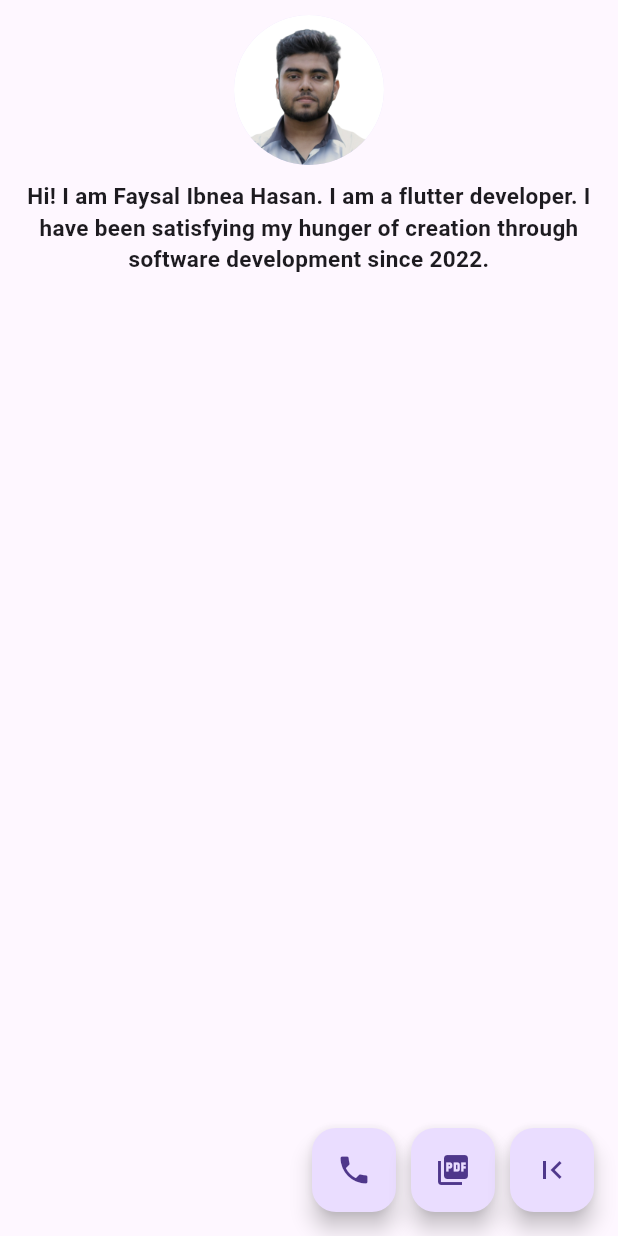
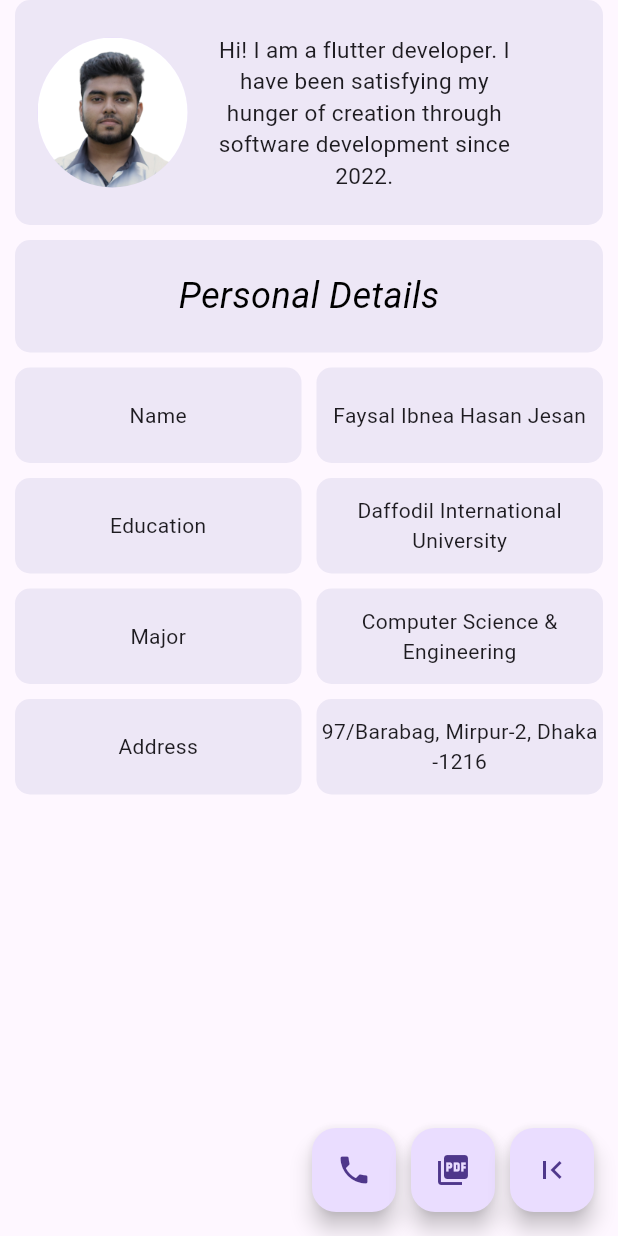
Before and after one commit to Faysal-Ibnea-Hasan/Portfolio_app, a Flutter app: the HomePage screen opened directly, on a phone screen of 412 x 824 dp. Run offline on Flutter 3.47's test engine with Material 3 defaults, Android fonts, the light colour scheme and no system bars; our stand-ins replace font_awesome_flutter, shared_preferences, smooth_page_indicator, timelines; missing offline and left inert: pdfx; accounts and stored records are empty.

Commit message:
home page updated

```diff
--- a/lib/widgets/home_page.dart
+++ b/lib/widgets/home_page.dart
@@ -24,26 +24,187 @@ class HomePage extends StatelessWidget {
       body: Center(
         child: Column(
           children: [
+            Center(
+              child: Container(
+                decoration: BoxDecoration(
+                  color: Colors.deepPurple[50],
+                  borderRadius: BorderRadius.circular(
+                    10,
+                  ),
+                ),
+                margin: const EdgeInsets.only(right: 10, left: 10),
+                child: Row(
+                  children: [
                     const Padding(
-              padding: EdgeInsets.only(top: 10),
+                      padding: EdgeInsets.only(right: 15.0, left: 15.0),
+                      child: CircleAvatar(
+                        backgroundImage:
+                            AssetImage("lib/assets/images/Cv_pic.png"),
+                        radius: 50,
                       ),
-            const CircleAvatar(
-              backgroundImage: AssetImage("lib/assets/images/Cv_pic.png"),
-              radius: 50,
-
                     ),
                     Container(
-              margin: const EdgeInsets.only(top: 10),
-              height: 100,
+                      alignment: Alignment.center,
+                      height: 150,
+                      width: MediaQuery.of(context).size.width * 0.5,
                       child: const Text(
-                "Hi! I am Faysal Ibnea Hasan. I am a flutter developer. I have been satisfying my hunger of creation through software development since 2022.",
+                        "Hi! I am a flutter developer. I have been satisfying my hunger of creation through software development since 2022.",
                         textAlign: TextAlign.center,
                         style: TextStyle(
                           fontSize: 15,
-                  fontWeight: FontWeight.bold,
+                          fontWeight: FontWeight.normal,
                         ),
                       ),
                     ),
+                  ],
+                ),
+              ),
+            ),
+            Container(
+              decoration: BoxDecoration(
+                color: Colors.deepPurple[50],
+                borderRadius: BorderRadius.circular(
+                  10,
+                ),
+              ),
+              height: 75,
+              margin: const EdgeInsets.all(10),
+              child: const Center(
+                child: Text(
+                  'Personal Details',
+                  style: TextStyle(
+                      color: Colors.black,
+                      fontSize: 24,
+                      fontStyle: FontStyle.italic),
+                ),
+              ),
+            ),
+            GridView.count(
+              crossAxisSpacing: 10,
+              mainAxisSpacing: 10,
+              padding: const EdgeInsets.only(
+                left: 10,
+                right: 10,
+              ),
+              childAspectRatio: 3,
+              crossAxisCount: 2,
+              scrollDirection: Axis.vertical,
+              shrinkWrap: true,
+              children: <Widget>[
+                Container(
+                  decoration: BoxDecoration(
+                    color: Colors.deepPurple[50],
+                    borderRadius: BorderRadius.circular(
+                      10,
+                    ),
+                  ),
+                  child: const Center(
+                    child: Text(
+                      'Name',
+                      textAlign: TextAlign.center,
+                    ),
+                  ),
+                ),
+                Container(
+                  decoration: BoxDecoration(
+                    color: Colors.deepPurple[50],
+                    borderRadius: BorderRadius.circular(
+                      10,
+                    ),
+                  ),
+                  child: const Center(
+                    child:  Text(
+                      'Faysal Ibnea Hasan Jesan',
+                      textAlign: TextAlign.center,
+                    ),
+                  ),
+                ),
+                Container(
+                  decoration: BoxDecoration(
+                    color: Colors.deepPurple[50],
+                    borderRadius: BorderRadius.circular(
+                      10,
+                    ),
+                  ),
+                  child: const Center(
+                    child: Text(
+                      'Education',
+                      textAlign: TextAlign.center,
+                    ),
+                  ),
+                ),
+                Container(
+                  decoration: BoxDecoration(
+                    color: Colors.deepPurple[50],
+                    borderRadius: BorderRadius.circular(
+                      10,
+                    ),
+                  ),
+                  child: const Center(
+                    child:  Text(
+                      'Daffodil International University',
+                      textAlign: TextAlign.center,
+                    ),
+                  ),
+                ),
+                Container(
+                  decoration: BoxDecoration(
+                    color: Colors.deepPurple[50],
+                    borderRadius: BorderRadius.circular(
+                      10,
+                    ),
+                  ),
+                  child: const Center(
+                    child: Text(
+                      'Major',
+                      textAlign: TextAlign.center,
+                    ),
+                  ),
+                ),
+                Container(
+                  decoration: BoxDecoration(
+                    color: Colors.deepPurple[50],
+                    borderRadius: BorderRadius.circular(
+                      10,
+                    ),
+                  ),
+                  child: const Center(
+                    child:  Text(
+                      'Computer Science & Engineering',
+                      textAlign: TextAlign.center,
+                    ),
+                  ),
+                ),
+                Container(
+                  decoration: BoxDecoration(
+                    color: Colors.deepPurple[50],
+                    borderRadius: BorderRadius.circular(
+                      10,
+                    ),
+                  ),
+                  child: const Center(
+                    child: Text(
+                      'Address',
+                      textAlign: TextAlign.center,
+                    ),
+                  ),
+                ),
+                Container(
+                  decoration: BoxDecoration(
+                    color: Colors.deepPurple[50],
+                    borderRadius: BorderRadius.circular(
+                      10,
+                    ),
+                  ),
+                  child: const Center(
+                    child:  Text(
+                      '97/Barabag, Mirpur-2, Dhaka -1216',
+                      textAlign: TextAlign.center,
+                    ),
+                  ),
+                ),
+              ],
+            )
           ],
         ),
       ),
@@ -74,10 +235,10 @@ class HomePage extends StatelessWidget {
             width: 10,
           ),
           FloatingActionButton(
-
             onPressed: () async {
               final prefs = await SharedPreferences.getInstance();
-              prefs.setBool('onboarding', false);//make the state for onboarding false so that onBoard pages reappear
+              prefs.setBool('onboarding',
+                  false); //make the state for onboarding false so that onBoard pages reappear
             },
             tooltip: 'Enable shared preference',
             child: const Icon(
```
Lines whose indentation alone changed are shown as unchanged.
